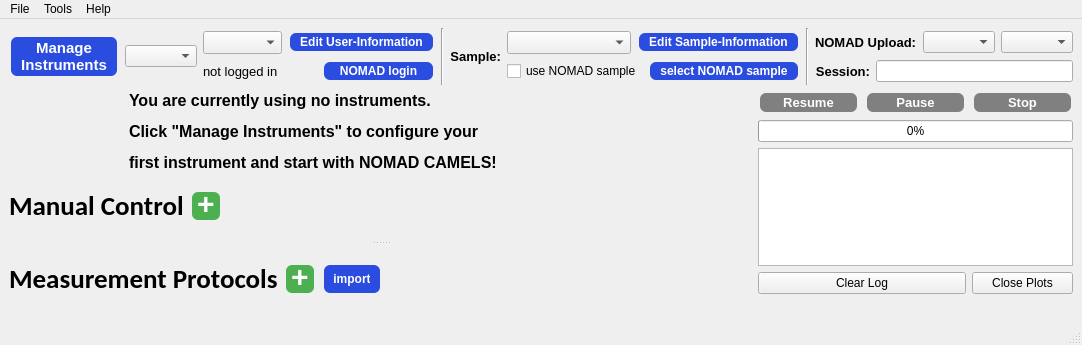
Above: nomad_camels/gui/mainWindow_v2.ui from FAU-LAP/NOMAD-CAMELS before the change. Below: the same form after it.
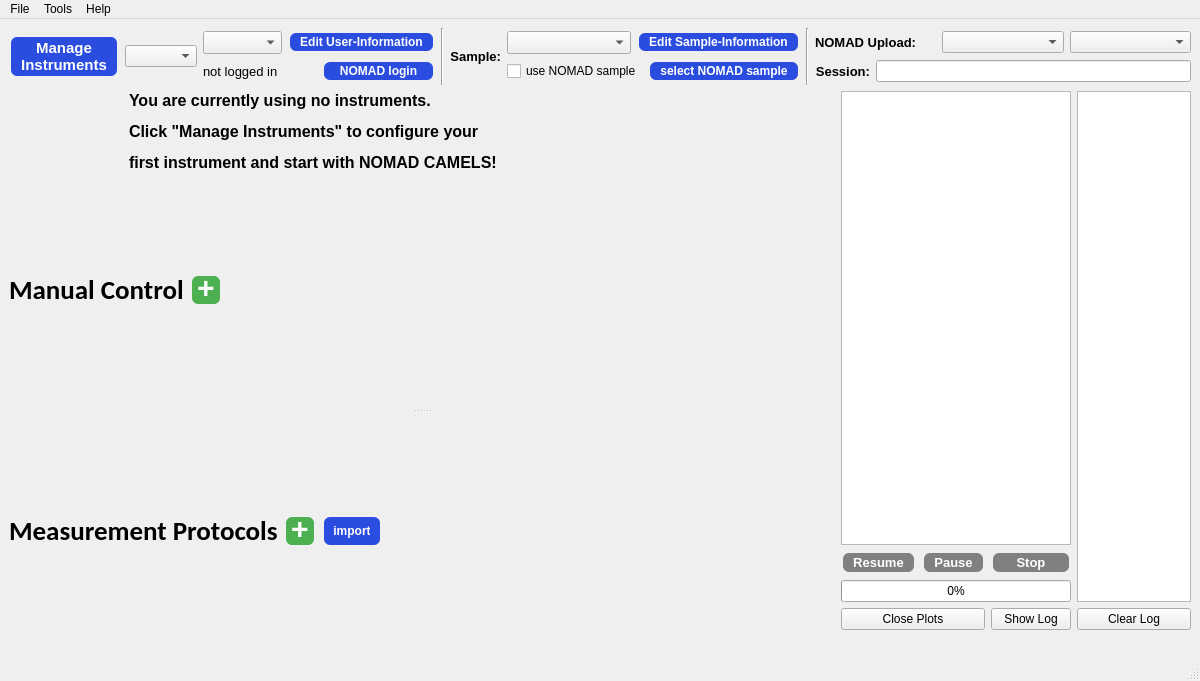
That is the form after the change. Icons and pictures are not drawn. Custom widgets are drawn as their Qt base class.

Commit message: restructured interface, added beginning for run queue

```diff
--- a/nomad_camels/gui/mainWindow_v2.ui
+++ b/nomad_camels/gui/mainWindow_v2.ui
@@ -6,8 +6,8 @@
    <rect>
     <x>0</x>
     <y>0</y>
-    <width>1059</width>
-    <height>345</height>
+    <width>1200</width>
+    <height>681</height>
    </rect>
   </property>
   <property name="windowTitle">
@@ -15,80 +15,7 @@
   </property>
   <widget class="QWidget" name="centralwidget">
    <layout class="QGridLayout" name="gridLayout_5">
-    <item row="6" column="9" rowspan="2" colspan="3">
-     <widget class="Console_TextEdit" name="textEdit_console_output">
-      <property name="maximumSize">
-       <size>
-        <width>400</width>
-        <height>16777215</height>
-       </size>
-      </property>
-      <property name="textInteractionFlags">
-       <set>Qt::TextSelectableByKeyboard|Qt::TextSelectableByMouse</set>
-      </property>
-     </widget>
-    </item>
-    <item row="8" column="9" colspan="2">
-     <widget class="QPushButton" name="pushButton_clear_log">
-      <property name="styleSheet">
-       <string notr="true"/>
-      </property>
-      <property name="text">
-       <string>Clear Log</string>
-      </property>
-     </widget>
-    </item>
-    <item row="4" column="11">
-     <widget class="QPushButton" name="pushButton_stop">
-      <property name="enabled">
-       <bool>false</bool>
-      </property>
-      <property name="maximumSize">
-       <size>
-        <width>130</width>
-        <height>16777215</height>
-       </size>
-      </property>
-      <property name="styleSheet">
-       <string notr="true">QPushButton {
-                background-color: #E60000; 
-                color: white; 
-                                border: none; 
-                                padding: 2px 10px; 
-                                text-align: center; 
-                                text-decoration: none; 
-                                font-size: 13px; 
-                                margin: 2px 2px; 
-                                border-radius: 6px;
-								font-weight: bold;
-                            }
-
-            QPushButton:hover {
-                background-color: #B22222;
-            }
-QPushButton:disabled {
-        background-color: #808080;
-    }</string>
-      </property>
-      <property name="text">
-       <string>Stop</string>
-      </property>
-     </widget>
-    </item>
-    <item row="5" column="9" colspan="3">
-     <widget class="QProgressBar" name="progressBar_protocols">
-      <property name="maximumSize">
-       <size>
-        <width>400</width>
-        <height>16777215</height>
-       </size>
-      </property>
-      <property name="value">
-       <number>0</number>
-      </property>
-     </widget>
-    </item>
-    <item row="9" column="9" colspan="3">
+    <item row="5" column="9" colspan="2">
      <widget class="QLabel" name="label_logo">
       <property name="maximumSize">
        <size>
@@ -107,7 +34,7 @@
       </property>
      </widget>
     </item>
-    <item row="1" column="2" colspan="10">
+    <item row="1" column="2" colspan="9">
      <widget class="QWidget" name="menu_widget" native="true">
       <property name="maximumSize">
        <size>
@@ -609,7 +536,7 @@
       </layout>
      </widget>
     </item>
-    <item row="4" column="2" rowspan="6" colspan="7">
+    <item row="4" column="2" rowspan="2" colspan="7">
      <widget class="QWidget" name="widget_2" native="true">
       <layout class="QGridLayout" name="gridLayout_3">
        <property name="leftMargin">
@@ -887,7 +814,86 @@
       </layout>
      </widget>
     </item>
-    <item row="4" column="10">
+    <item row="4" column="9" colspan="2">
+     <widget class="QWidget" name="widget" native="true">
+      <layout class="QGridLayout" name="gridLayout_4">
+       <property name="leftMargin">
+        <number>0</number>
+       </property>
+       <property name="topMargin">
+        <number>0</number>
+       </property>
+       <property name="rightMargin">
+        <number>0</number>
+       </property>
+       <property name="bottomMargin">
+        <number>0</number>
+       </property>
+       <item row="3" column="3">
+        <widget class="QPushButton" name="pushButton_clear_log">
+         <property name="styleSheet">
+          <string notr="true"/>
+         </property>
+         <property name="text">
+          <string>Clear Log</string>
+         </property>
+        </widget>
+       </item>
+       <item row="3" column="0" colspan="2">
+        <widget class="QPushButton" name="pushButton_close_plots">
+         <property name="styleSheet">
+          <string notr="true"/>
+         </property>
+         <property name="text">
+          <string>Close Plots</string>
+         </property>
+        </widget>
+       </item>
+       <item row="3" column="2">
+        <widget class="QPushButton" name="pushButton_show_log">
+         <property name="text">
+          <string>Show Log</string>
+         </property>
+        </widget>
+       </item>
+       <item row="1" column="0">
+        <widget class="QPushButton" name="pushButton_resume">
+         <property name="enabled">
+          <bool>false</bool>
+         </property>
+         <property name="maximumSize">
+          <size>
+           <width>130</width>
+           <height>16777215</height>
+          </size>
+         </property>
+         <property name="styleSheet">
+          <string notr="true">QPushButton {
+                                background-color: #4CAF50; 
+                                color: white; 
+                                border: none; 
+                                padding: 2px 10px; 
+                                text-align: center; 
+                                text-decoration: none; 
+                                font-size: 13px; 
+                                margin: 2px 2px; 
+                                border-radius: 6px;
+								font-weight: bold;
+                            }
+
+                            QPushButton:hover {
+                                background-color: #45a049;
+                            }
+QPushButton:disabled {
+        background-color: #808080;
+    }</string>
+         </property>
+         <property name="text">
+          <string>Resume</string>
+         </property>
+        </widget>
+       </item>
+       <item row="1" column="1">
      <widget class="QPushButton" name="pushButton_pause">
       <property name="enabled">
        <bool>false</bool>
@@ -924,8 +930,8 @@
       </property>
      </widget>
     </item>
-    <item row="4" column="9">
-     <widget class="QPushButton" name="pushButton_resume">
+       <item row="1" column="2">
+        <widget class="QPushButton" name="pushButton_stop">
       <property name="enabled">
        <bool>false</bool>
       </property>
@@ -937,8 +943,8 @@
       </property>
       <property name="styleSheet">
        <string notr="true">QPushButton {
-                                background-color: #4CAF50; 
-                                color: white; 
+                background-color: #E60000; 
+                color: white; 
                                 border: none; 
                                 padding: 2px 10px; 
                                 text-align: center; 
@@ -949,26 +955,48 @@
 								font-weight: bold;
                             }
 
-                            QPushButton:hover {
-                                background-color: #45a049;
-                            }
+            QPushButton:hover {
+                background-color: #B22222;
+            }
 QPushButton:disabled {
         background-color: #808080;
     }</string>
       </property>
       <property name="text">
-       <string>Resume</string>
+          <string>Stop</string>
       </property>
      </widget>
     </item>
-    <item row="8" column="11">
-     <widget class="QPushButton" name="pushButton_close_plots">
-      <property name="styleSheet">
-       <string notr="true"/>
-      </property>
-      <property name="text">
-       <string>Close Plots</string>
-      </property>
+       <item row="0" column="3" rowspan="3">
+        <widget class="Console_TextEdit" name="textEdit_console_output">
+         <property name="maximumSize">
+          <size>
+           <width>16777215</width>
+           <height>16777215</height>
+          </size>
+         </property>
+         <property name="textInteractionFlags">
+          <set>Qt::TextSelectableByKeyboard|Qt::TextSelectableByMouse</set>
+         </property>
+        </widget>
+       </item>
+       <item row="0" column="0" colspan="3">
+        <widget class="RunQueue" name="run_queue"/>
+       </item>
+       <item row="2" column="0" colspan="3">
+        <widget class="QProgressBar" name="progressBar_protocols">
+         <property name="maximumSize">
+          <size>
+           <width>16777215</width>
+           <height>16777215</height>
+          </size>
+         </property>
+         <property name="value">
+          <number>0</number>
+         </property>
+        </widget>
+       </item>
+      </layout>
      </widget>
     </item>
    </layout>
@@ -978,7 +1006,7 @@
     <rect>
      <x>0</x>
      <y>0</y>
-     <width>1059</width>
+     <width>1200</width>
      <height>21</height>
     </rect>
    </property>
@@ -1174,6 +1202,11 @@
    <extends>QTextEdit</extends>
    <header>nomad_camels.ui_widgets.console_redirect</header>
   </customwidget>
+  <customwidget>
+   <class>RunQueue</class>
+   <extends>QListWidget</extends>
+   <header>nomad_camels.ui_widgets.run_queue</header>
+  </customwidget>
  </customwidgets>
  <resources/>
  <connections/>
```
Lines whose indentation alone changed are shown as unchanged. The commit also changes 7 other files.
